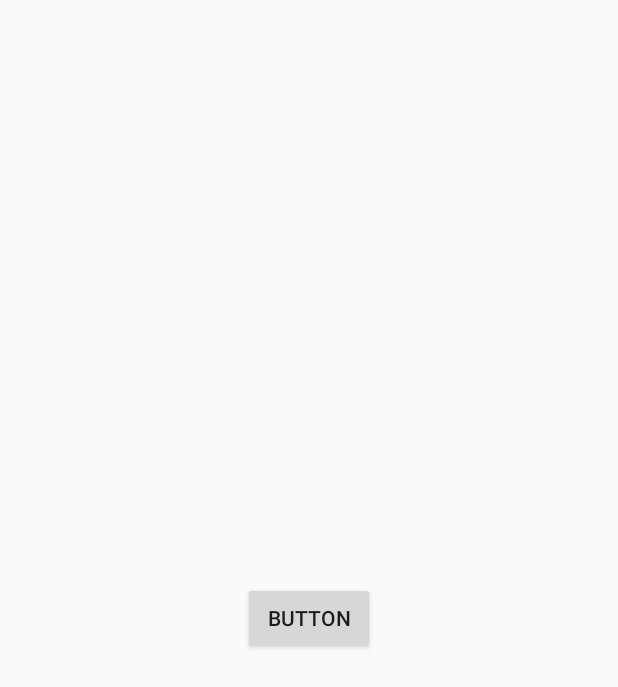
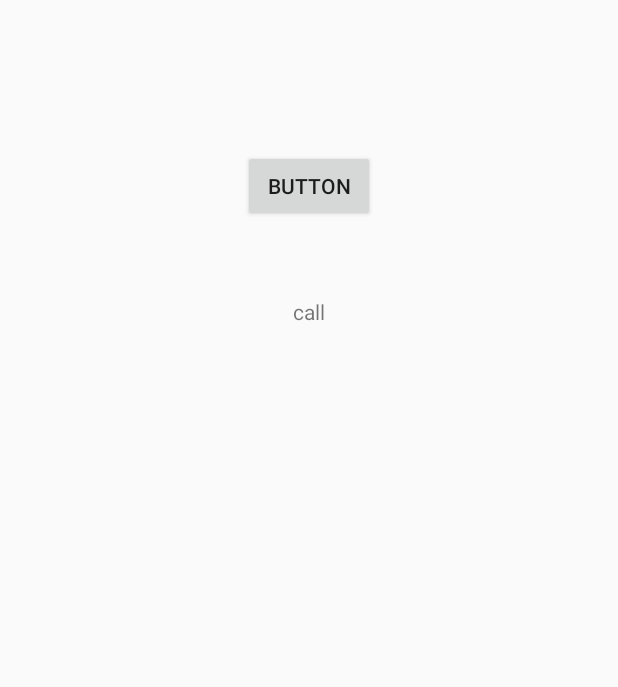
Before and after one commit to santiago91ams/calllog, an Android app: the layout activity_main.xml on its own in the app's theme, with its tools: preview values and no code run, on a phone screen of 412 x 824 dp. Shown: the top 687 px of the screen. Run offline under Robolectric (Android 15) with nearby library versions, the phone set to English and light mode, and no system bars.

Commit message:
*query call logs

```diff
--- a/Calllog/app/src/main/AndroidManifest.xml
+++ b/Calllog/app/src/main/AndroidManifest.xml
@@ -3,6 +3,9 @@
     package="com.service.calllog">
 
     <uses-permission android:name="android.permission.READ_PHONE_STATE" />
+    <uses-permission android:name="android.permission.WRITE_CALL_LOG" />
+    <uses-permission android:name="android.permission.READ_CALL_LOG" />
+    <uses-permission android:name="android.permission.READ_CONTACTS" />
 
     <application
         android:allowBackup="true"
--- a/Calllog/app/src/main/res/layout/activity_main.xml
+++ b/Calllog/app/src/main/res/layout/activity_main.xml
@@ -4,14 +4,23 @@
     xmlns:tools="http://schemas.android.com/tools"
     android:layout_width="match_parent"
     android:layout_height="match_parent"
-    android:gravity="center"
+    android:orientation="vertical"
     tools:context="com.service.calllog.MainActivity">
 
     <Button
         android:id="@+id/button"
         android:layout_width="wrap_content"
         android:layout_height="wrap_content"
+        android:layout_marginTop="100dp"
         android:layout_gravity="center"
         android:text="Button"/>
 
+    <TextView
+        android:id="@+id/call"
+        tools:text="call"
+        android:layout_marginTop="50dp"
+        android:layout_gravity="center"
+        android:layout_width="wrap_content"
+        android:layout_height="wrap_content" />
+
 </android.widget.LinearLayout>
```
Also changed, not shown: Calllog/app/src/main/java/com/service/calllog/MainActivity.java (+56 -0 lines), Calllog/app/src/main/java/com/service/calllog/SplashScreen.java (added, +8 -0 lines).
